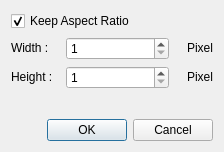
Above: Source/resizephoto.ui from ARASHz4/Advanced_Photo before the change. Below: the same form after it.
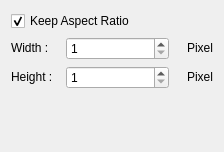
That is the form after the change. Icons and pictures are not drawn.

```diff
--- a/Source/resizephoto.ui
+++ b/Source/resizephoto.ui
@@ -176,11 +176,7 @@
     </spacer>
    </item>
    <item row="4" column="0">
-    <widget class="QDialogButtonBox" name="ResizeButtonBox">
-     <property name="standardButtons">
-      <set>QDialogButtonBox::Cancel|QDialogButtonBox::Ok</set>
-     </property>
-    </widget>
+    <widget class="QDialogButtonBox" name="ResizeButtonBox"/>
    </item>
   </layout>
  </widget>
```
